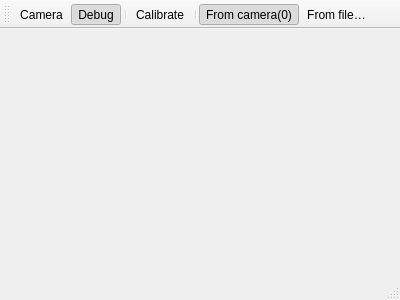
First picture: the form in mainwindow.ui, repository michalrus/agh-tangible2, before the edit.
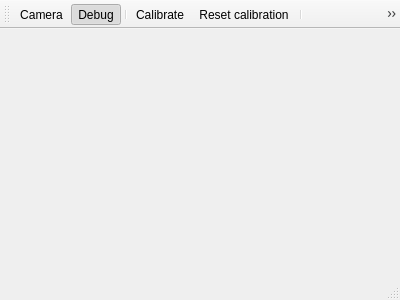
Second picture: the form after the edit.

Commit message: Prepare UI, modules to calibrate

Diff of the .ui file:
```diff
--- a/mainwindow.ui
+++ b/mainwindow.ui
@@ -42,6 +42,7 @@
    <addaction name="actionDebug"/>
    <addaction name="separator"/>
    <addaction name="actionCalibrate"/>
+   <addaction name="actionReset_calibration"/>
    <addaction name="separator"/>
    <addaction name="actionFrom_cam0"/>
    <addaction name="actionFrom_file"/>
@@ -93,6 +94,11 @@
     <string>From camera(0)</string>
    </property>
   </action>
+  <action name="actionReset_calibration">
+   <property name="text">
+    <string>Reset calibration</string>
+   </property>
+  </action>
  </widget>
  <layoutdefault spacing="6" margin="11"/>
  <resources/>
```
The commit also changes 6 other files.
